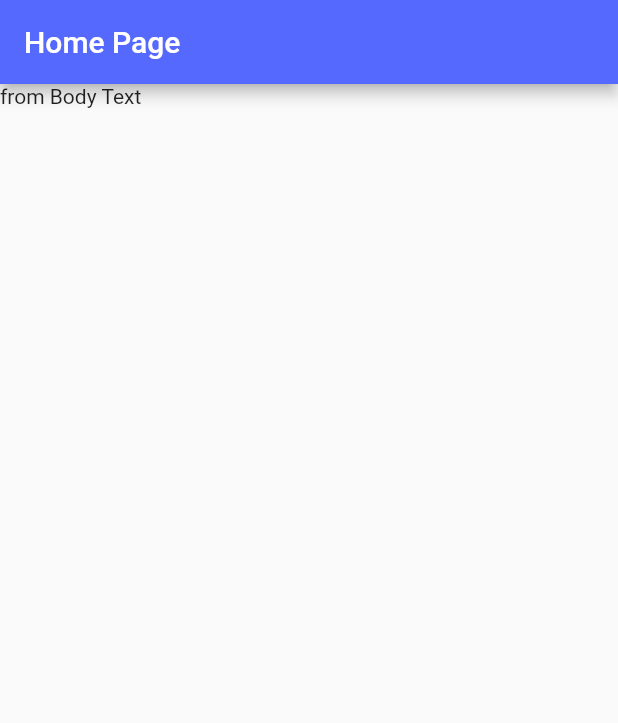
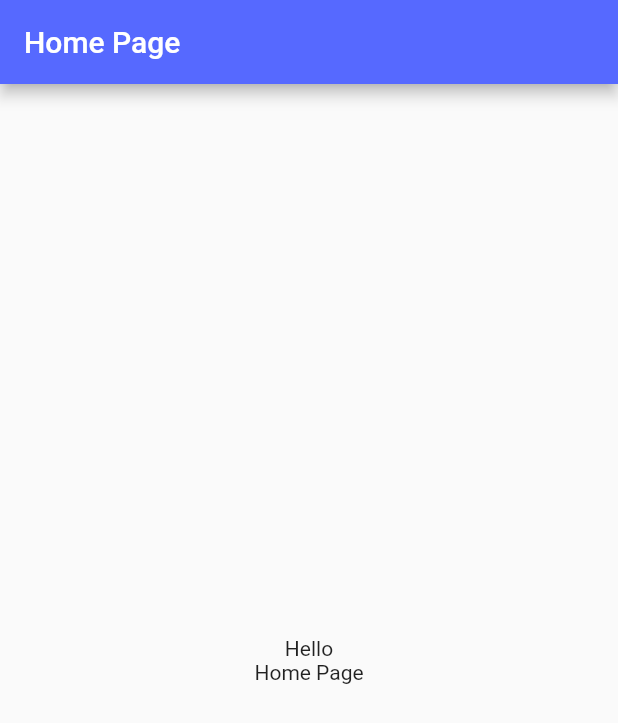
Before and after one commit to nazmulkhanliton/edusoft_tms, a Flutter app: the LoginPage screen opened directly, after a tap on "Log In", on a phone screen of 412 x 824 dp. Shown: the top 723 px of the screen. Run offline on Flutter 3.47's test engine with Material 2 defaults, Android fonts, the phone set to English and light mode, and no system bars; our stand-ins replace smooth_page_indicator.

Commit message:
HOME Page update

```diff
--- a/lib/Screens/Home/home_screen.dart
+++ b/lib/Screens/Home/home_screen.dart
@@ -21,14 +21,22 @@ class _HomeScreenState extends State<HomeScreen> {
             'Home Page'
           ),
         ),
-        body: Column(
-          crossAxisAlignment: CrossAxisAlignment.center,
-          children: const [
-            Text(
-              'from Body Text',
-            ),
-          ],
-        ),
+        body: Center(
+          child: Column(
+            mainAxisAlignment: MainAxisAlignment.center,
+            children: const [
+              Text(
+                'Hello',
+              ),
+              SizedBox(
+                width: 10,
+              ),
+              Text(
+                'Home Page'
+              ),
+            ],
+          ),
+        )
       ),
     );
   }
```
